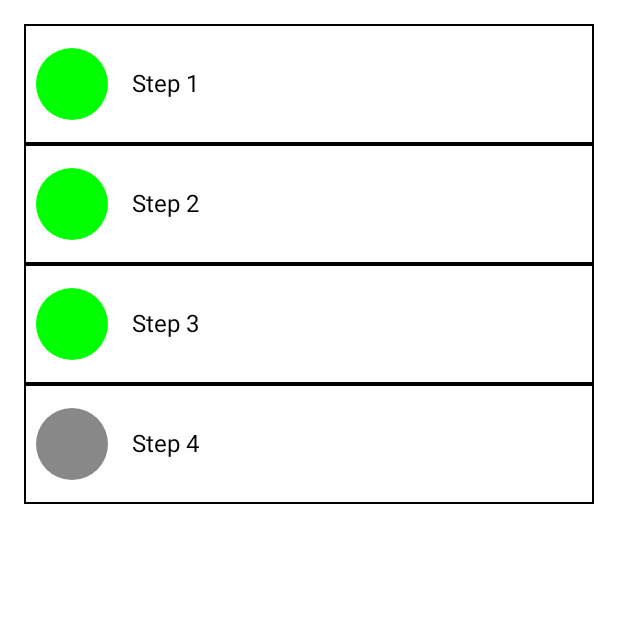
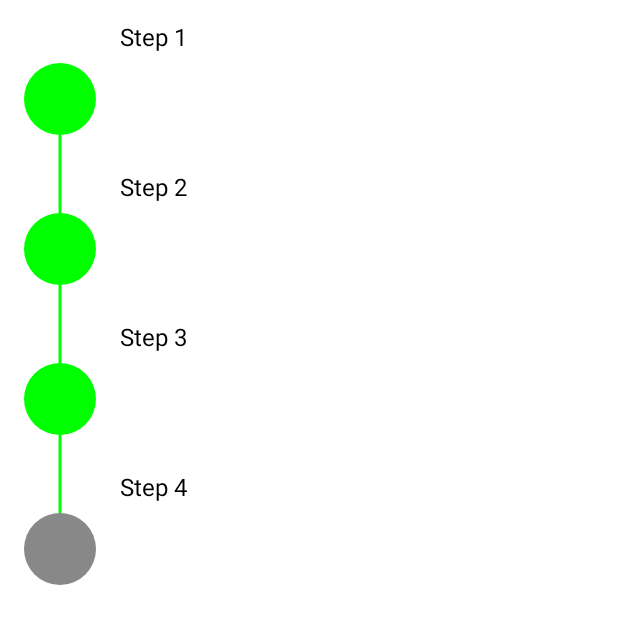
Before and after one commit to behnawwm/Stepper-Compose, an Android app built with Jetpack Compose: the screen it shows after launch (MainActivity), on a phone screen of 412 x 824 dp. Shown: the top 624 px of the screen. Run offline under Robolectric (Android 15) with nearby library versions, the phone set to English and light mode, and no system bars.

Commit message:
Added lines between

```diff
--- a/app/src/main/java/com/behnawwm/stepper_compose/MainActivity.kt
+++ b/app/src/main/java/com/behnawwm/stepper_compose/MainActivity.kt
@@ -6,15 +6,11 @@ import androidx.activity.compose.setContent
 import androidx.compose.foundation.background
 import androidx.compose.foundation.layout.Box
 import androidx.compose.foundation.layout.fillMaxSize
-import androidx.compose.material.MaterialTheme
-import androidx.compose.material.Surface
-import androidx.compose.material.Text
-import androidx.compose.runtime.Composable
 import androidx.compose.ui.Modifier
 import androidx.compose.ui.graphics.Color
-import androidx.compose.ui.tooling.preview.Preview
-import com.behnawwm.stepper.StepData
+import com.behnawwm.stepper_compose.stepper.data.StepData
 import com.behnawwm.stepper_compose.stepper.Stepper
+import com.behnawwm.stepper_compose.stepper.data.LineStatus
 import com.behnawwm.stepper_compose.ui.theme.SteppercomposeTheme
 
 class MainActivity : ComponentActivity() {
@@ -29,10 +25,10 @@ class MainActivity : ComponentActivity() {
                 ) {
                     Stepper(
                         steps = listOf(
-                            StepData("Step 1", 0),
-                            StepData("Step 2", 0),
-                            StepData("Step 3", 0),
-                            StepData("Step 4", 1),
+                            StepData("Step 1", LineStatus.Start),
+                            StepData("Step 2", LineStatus.Middle),
+                            StepData("Step 3", LineStatus.Middle),
+                            StepData("Step 4", LineStatus.End),
                         ),
                         modifier = Modifier.fillMaxSize()
                     )
--- a/app/src/main/java/com/behnawwm/stepper_compose/stepper/Step.kt
+++ b/app/src/main/java/com/behnawwm/stepper_compose/stepper/Step.kt
@@ -1,15 +1,18 @@
 package com.behnawwm.stepper_compose.stepper
 
-import androidx.compose.foundation.background
-import androidx.compose.foundation.border
 import androidx.compose.foundation.layout.*
 import androidx.compose.runtime.Composable
 import androidx.compose.ui.Alignment
 import androidx.compose.ui.Modifier
+import androidx.compose.ui.draw.drawBehind
+import androidx.compose.ui.geometry.Offset
 import androidx.compose.ui.graphics.Color
+import androidx.compose.ui.graphics.drawscope.DrawScope
 import androidx.compose.ui.tooling.preview.Preview
 import androidx.compose.ui.unit.dp
-import com.behnawwm.stepper.StepData
+import com.behnawwm.stepper_compose.stepper.data.Constants.IconSize
+import com.behnawwm.stepper_compose.stepper.data.LineStatus
+import com.behnawwm.stepper_compose.stepper.data.StepData
 
 @Composable
 fun Step(
@@ -19,28 +22,69 @@ fun Step(
     Row(
         modifier = modifier
             .fillMaxWidth()
-            .border(1.dp, Color.Black)
-            .padding(8.dp),
+            .drawBehind {
+                val lineStartX = (IconSize / 2)
+                when (stepData.lineStatus) {
+                    LineStatus.End -> {
+                        drawEndLine(lineStartX)
+                    }
+                    LineStatus.Middle -> {
+                        drawStartLine(lineStartX)
+                        drawEndLine(lineStartX)
+                    }
+                    LineStatus.Start -> {
+                        drawStartLine(lineStartX)
+                    }
+                }
+            },
         verticalAlignment = Alignment.CenterVertically,
     ) {
-        StepIcon(stepData.type)
+        StepIcon(stepData.lineStatus)
         Spacer(modifier = Modifier.width(16.dp))
         StepTitle(
             title = stepData.title,
             modifier = Modifier
                 .weight(1f)
+                .height(100.dp)
         )
     }
 }
 
+
+private fun DrawScope.drawStartLine(lineStartX: Int) {
+    drawLine(
+        color = Color.Green,
+        start = Offset(lineStartX.dp.toPx(), size.height / 2),
+        end = Offset(lineStartX.dp.toPx(), size.height),
+        strokeWidth = 2.dp.toPx()
+    )
+}
+
+private fun DrawScope.drawEndLine(lineStartX: Int) {
+    drawLine(
+        color = Color.Green,
+        start = Offset(lineStartX.dp.toPx(), 0f),
+        end = Offset(lineStartX.dp.toPx(), size.height / 2),
+        strokeWidth = 2.dp.toPx()
+    )
+}
+
+
 @Preview
 @Composable
 fun StepView() {
-    Step(StepData("Step 1", 0))
+    Step(StepData("Step 1", LineStatus.Start))
 }
 
 @Preview
 @Composable
 fun StepView2() {
-    Step(StepData("Step 1", 1))
+    Step(StepData("Step 1", LineStatus.Middle))
 }
+
+
+@Preview
+@Composable
+fun StepView3() {
+    Step(StepData("Step 1", LineStatus.End))
+}
--- a/app/src/main/java/com/behnawwm/stepper_compose/stepper/StepData.kt
+++ /dev/null
@@ -1,6 +0,0 @@
-package com.behnawwm.stepper
-
-data class StepData(
-    val title: String,
-    val type: Int
-)
--- a/app/src/main/java/com/behnawwm/stepper_compose/stepper/StepIcon.kt
+++ b/app/src/main/java/com/behnawwm/stepper_compose/stepper/StepIcon.kt
@@ -1,7 +1,6 @@
 package com.behnawwm.stepper_compose.stepper
 
 import androidx.compose.foundation.background
-import androidx.compose.foundation.clickable
 import androidx.compose.foundation.layout.Box
 import androidx.compose.foundation.layout.size
 import androidx.compose.foundation.shape.CircleShape
@@ -11,12 +10,15 @@ import androidx.compose.ui.draw.clip
 import androidx.compose.ui.graphics.Color
 import androidx.compose.ui.tooling.preview.Preview
 import androidx.compose.ui.unit.dp
+import com.behnawwm.stepper_compose.stepper.data.Constants.IconSize
+import com.behnawwm.stepper_compose.stepper.data.LineStatus
 
 @Composable
-fun StepIcon(type: Int) {
-    when (type) {
-        0 -> StepIconActive()
-        1 -> StepIconInactive()
+fun StepIcon(lineStatus: LineStatus) {
+    when (lineStatus) {
+        LineStatus.End -> StepIconInactive()
+        LineStatus.Middle -> StepIconActive()
+        LineStatus.Start -> StepIconActive()
     }
 }
 
@@ -24,7 +26,7 @@ fun StepIcon(type: Int) {
 fun StepIconActive(modifier: Modifier = Modifier) {
     Box(
         modifier = modifier
-            .size(48.dp)
+            .size(IconSize.dp)
             .clip(CircleShape)
             .background(Color.Green)
     )
@@ -44,11 +46,5 @@ fun StepIconInactive(modifier: Modifier = Modifier) {
 @Preview
 @Composable
 fun StepIconPreview() {
-    StepIcon(0)
+    StepIcon(LineStatus.Start)
 }
-
-@Preview
-@Composable
-fun StepIconPreview2() {
-    StepIcon(1)
-}
--- a/app/src/main/java/com/behnawwm/stepper_compose/stepper/Stepper.kt
+++ b/app/src/main/java/com/behnawwm/stepper_compose/stepper/Stepper.kt
@@ -8,7 +8,8 @@ import androidx.compose.ui.Modifier
 import androidx.compose.ui.graphics.Color
 import androidx.compose.ui.tooling.preview.Preview
 import androidx.compose.ui.unit.dp
-import com.behnawwm.stepper.StepData
+import com.behnawwm.stepper_compose.stepper.data.LineStatus
+import com.behnawwm.stepper_compose.stepper.data.StepData
 
 @Composable
 fun Stepper(
@@ -25,7 +26,6 @@ fun Stepper(
                 stepData = steps[index],
                 modifier = Modifier
                     .fillMaxWidth()
-                    .height(80.dp)
             )
         }
     }
@@ -47,10 +47,10 @@ fun Test(modifier: Modifier = Modifier, stepData: StepData) {
 fun StepperPreview() {
     Stepper(
         listOf(
-            StepData("Step 1", 0),
-            StepData("Step 2", 0),
-            StepData("Step 3", 0),
-            StepData("Step 4", 1),
+            StepData("Step 1", LineStatus.Start),
+            StepData("Step 2", LineStatus.Middle),
+            StepData("Step 3", LineStatus.Middle),
+            StepData("Step 4", LineStatus.End),
         )
     )
 }
--- /dev/null
+++ b/app/src/main/java/com/behnawwm/stepper_compose/stepper/data/Constants.kt
@@ -0,0 +1,8 @@
+package com.behnawwm.stepper_compose.stepper.data
+
+import androidx.compose.ui.unit.dp
+
+object Constants {
+
+    const val IconSize = 48
+}
--- /dev/null
+++ b/app/src/main/java/com/behnawwm/stepper_compose/stepper/data/LineStatus.kt
@@ -0,0 +1,7 @@
+package com.behnawwm.stepper_compose.stepper.data
+
+sealed interface LineStatus{
+    object Start : LineStatus
+    object Middle : LineStatus
+    object End : LineStatus
+}
--- /dev/null
+++ b/app/src/main/java/com/behnawwm/stepper_compose/stepper/data/StepData.kt
@@ -0,0 +1,6 @@
+package com.behnawwm.stepper_compose.stepper.data
+
+data class StepData(
+    val title: String,
+    val lineStatus: LineStatus
+)
```
